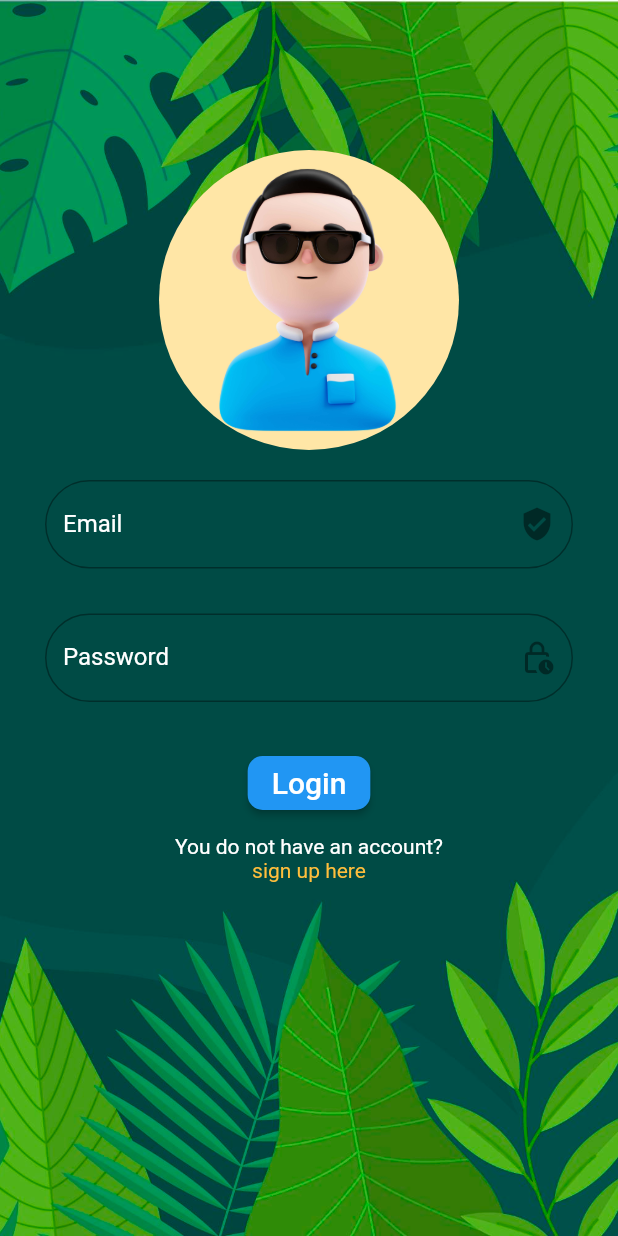
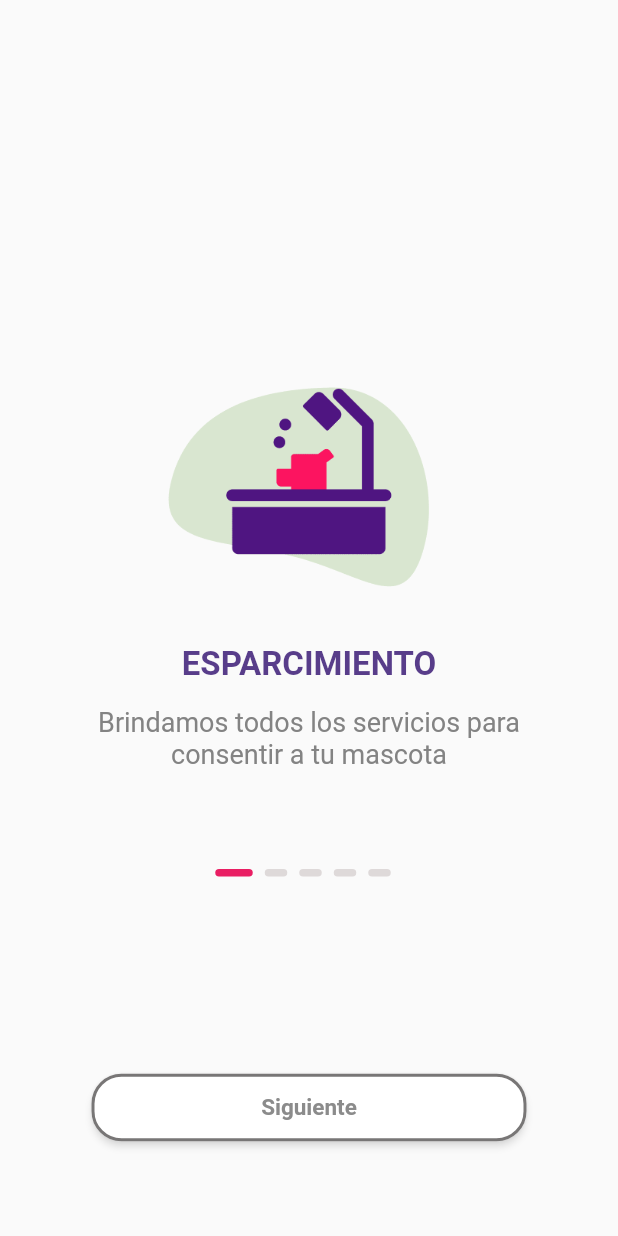
Before and after one commit to 203718/Flutter, a Flutter app: the screen it shows after launch, on a phone screen of 412 x 824 dp. Run offline on Flutter 3.47's test engine with Material 2 defaults, Android fonts, the phone set to English and light mode, and no system bars.

Commit message:
upload OnBoarding

```diff
--- a/lib/main.dart
+++ b/lib/main.dart
@@ -1,5 +1,6 @@
 import 'package:flutter/material.dart';
 import 'package:login/pages/login.dart';
+import 'package:login/screens/onboarding/body_bording.dart';
 
 void main() {
   runApp(const MyApp());
@@ -13,7 +14,7 @@ class MyApp extends StatelessWidget {
       title: 'Mi primera aplicacion',
       initialRoute:'/' ,
       routes: {
-        '/': (context) => const Login(),
+        '/': (context) => const BodyBoarding(),
       },
     );
   }
--- a/lib/pages/login.dart
+++ b/lib/pages/login.dart
@@ -37,11 +37,12 @@ class Login extends StatelessWidget {
                         labelStyle: const TextStyle(color: Colors.white),
                         hintStyle: const TextStyle(color: Colors.white),
                         suffixIcon: const Icon(Icons.verified_user),
-                        border: OutlineInputBorder(
+
+                        enabledBorder: OutlineInputBorder(
                             borderRadius: BorderRadius.circular(70.0),
                             borderSide:const BorderSide(
                               color:Colors.white,
-                              width: 15.0,
+                              width: 0.0,
                               style:BorderStyle.solid
                             )
                             ),
@@ -55,11 +56,17 @@ class Login extends StatelessWidget {
                       decoration: InputDecoration(
                         hintText: 'Password',
                         labelText: 'Password',
-                        labelStyle: TextStyle(color: Colors.white),
-                        hintStyle: TextStyle(color: Colors.white),
+                        labelStyle: const TextStyle(color: Colors.white),
+                        hintStyle: const TextStyle(color: Colors.white),
                         suffixIcon: const Icon(Icons.lock_clock_outlined),
-                        border: OutlineInputBorder(
-                            borderRadius: BorderRadius.circular(70.0)),
+                        enabledBorder: OutlineInputBorder(
+                            borderRadius: BorderRadius.circular(70.0),
+                            borderSide:const BorderSide(
+                              color:Colors.white,
+                              width: 0.0,
+                              style:BorderStyle.solid
+                            )
+                            ),
                       ),
                     ),
                   ),
--- /dev/null
+++ b/lib/screens/onboarding/body_bording.dart
@@ -0,0 +1,16 @@
+import 'package:flutter/material.dart';
+import 'package:login/screens/onboarding/components/onboardin.dart';
+
+class BodyBoarding extends StatefulWidget {
+  const BodyBoarding({super.key});
+
+  @override
+  State<BodyBoarding> createState() => BodyBoardingState();
+}
+
+class BodyBoardingState extends State<BodyBoarding> {
+  @override
+  Widget build(BuildContext context) {
+    return const Scaffold(body: Onboarding(),);
+  }
+}
--- /dev/null
+++ b/lib/screens/onboarding/components/content_boarding.dart
@@ -0,0 +1,34 @@
+import 'package:flutter/material.dart';
+
+class ContentBoarding extends StatelessWidget {
+  const ContentBoarding({super.key, this.title, this.title2, this.img});
+  final String? title, title2, img;
+
+  @override
+  Widget build(BuildContext context) {
+    return Column(
+      children: [
+        Container(
+          margin: const EdgeInsets.only(bottom: 15),
+          width: 200,
+          height: 200,
+          child: Image.asset(img!),
+        ),
+        Container(
+          margin: const EdgeInsets.only(bottom: 15),
+          child: Text(title!, style: const TextStyle(
+            color: Color.fromARGB(255, 88, 61, 138), fontSize: 22, fontWeight: FontWeight.bold,
+            ),
+          ),
+        ),
+        Container(
+          width: 350,
+          margin: const EdgeInsets.only(bottom: 1),
+          child: Text(title2!, textAlign: TextAlign.center,
+          style: const TextStyle(fontSize: 18, color: Color.fromARGB(255, 131, 131, 131),),
+          ),
+        )
+      ]
+    );
+  }
+}
--- /dev/null
+++ b/lib/screens/onboarding/components/content_page.dart
@@ -0,0 +1,13 @@
+import 'package:flutter/material.dart';
+
+AnimatedContainer page({int? index, int? currentPage}) {
+  return AnimatedContainer(
+    duration: kThemeAnimationDuration,
+    margin: const EdgeInsets.only(right: 8.0),
+    height: 5,
+    width: currentPage == index ? 25 : 15,
+    decoration:
+        BoxDecoration(color: currentPage == index ? Colors.pink : Color.fromARGB(255, 222, 217, 217),
+        borderRadius: BorderRadius.circular(5.0)),
+  );
+}
--- /dev/null
+++ b/lib/screens/onboarding/components/onboardin.dart
@@ -0,0 +1,138 @@
+import 'package:flutter/material.dart';
+import 'package:login/pages/login.dart';
+import 'package:login/screens/onboarding/components/content_boarding.dart';
+import 'package:login/screens/onboarding/components/content_page.dart';
+
+class Onboarding extends StatefulWidget {
+  const Onboarding({super.key});
+
+  @override
+  State<Onboarding> createState() => _OnboardingState();
+}
+
+class _OnboardingState extends State<Onboarding> {
+  int currentPage = 0;
+  final PageController _pageController = PageController();
+  List<Map<dynamic, dynamic>> boardingData = [
+    {
+      'image': 'assets/images/B1.png',
+      'title': 'ESPARCIMIENTO',
+      'title2': 'Brindamos todos los servicios para consentir a tu mascota',
+    },
+    {
+      'image': 'assets/images/B2.png',
+      'title': 'ADOPCION',
+      'title2': 'nulla faucibus tellus ut odio scelerisque vitae molestie lectus feugiat',
+    },
+    {
+      'image': 'assets/images/B3.png',
+      'title': 'HOSPITALIDAD',
+      'title2': 'nulla faucibus tellus ut odio scelerisque vitae molestie lectus feugiat',
+    },
+    {
+      'image': 'assets/images/B4.png',
+      'title': 'VETERINARIA',
+      'title2': 'nulla faucibus tellus ut odio scelerisque vitae molestie lectus feugiat',
+    },
+    {
+      'image': 'assets/images/B5.png',
+      'title': 'TIENDA',
+      'title2': 'Compra todas las necesidades de tu mascota sin salir de casa',
+    }
+  ];
+   void _incrementCurrentPage() {
+    if (currentPage < boardingData.length) {
+          setState(() {
+      currentPage += 1;
+    });
+    _pageController.jumpToPage(currentPage);
+    }
+  }
+  @override
+   Widget build(BuildContext context) {
+    return SafeArea(
+        child: Column(
+      children: [
+        Expanded(
+            flex: 2,
+            child: Container(padding: const EdgeInsets.only(top:215),
+            child: PageView.builder(
+              controller: _pageController,
+              itemBuilder: (context, index) => ContentBoarding(
+                img: boardingData[index]['image'],
+                 title: boardingData[index]['title'],
+                title2: boardingData[index]['title2'],
+              ),
+              itemCount: boardingData.length,
+              onPageChanged: (value) {
+                setState(() {
+                  currentPage = value;
+                });
+              },
+            ),
+           )
+         ),
+        Expanded(flex: 1, child: Column(
+          children: [
+            Padding(padding: const EdgeInsets.only(top: 30),
+            child: Row(
+                mainAxisAlignment: MainAxisAlignment.center,
+                children:
+                  List.generate(
+                    boardingData.length,
+                    (index) => page(index: index, currentPage: currentPage),
+                    ),
+              ),
+            ),
+            Padding(
+              padding: const EdgeInsets.only(top: 130),
+              child: currentPage == boardingData.length - 1
+                ? ElevatedButton(onPressed: () {
+                  Navigator.push(
+                    context,
+                    MaterialPageRoute(builder: (context) => const Login())
+                  );
+                }, style: ElevatedButton.styleFrom(
+                  side: const BorderSide(
+                    width: 2,
+                    color: Color.fromARGB(255, 131, 161, 97),
+                  ),
+                  backgroundColor: const Color.fromARGB(255, 131, 161, 97),
+                  shadowColor: Colors.white,
+                  shape: RoundedRectangleBorder(
+                    borderRadius: BorderRadius.circular(20)
+                  ),
+                  fixedSize: const Size(290, 45)
+                ),
+                child:const Text('Continuar',
+                 style: TextStyle(fontSize: 15,
+                 fontWeight: FontWeight.bold,
+                 color: Colors.white),
+                ),
+                )
+                : ElevatedButton(onPressed: _incrementCurrentPage, style: ElevatedButton.styleFrom(
+                  side: const BorderSide(
+                    width: 2,
+                    color: Color.fromARGB(255, 120, 118, 118),
+                  ),
+                  foregroundColor: const Color.fromARGB(255, 139, 139, 139),
+                  backgroundColor: Colors.white,
+                  shadowColor: Colors.white,
+                  shape: RoundedRectangleBorder(
+                    borderRadius: BorderRadius.circular(20)
+                  ),
+                  fixedSize: const Size(290, 45)
+                ),
+                child:const Text('Siguiente',
+                 style: TextStyle(fontSize: 15,
+                  fontWeight: FontWeight.bold
+                  ),
+                ),
+          ),
+        ),
+         ],
+        )),
+    ],
+   ));
+  }
+}
--- a/pubspec.yaml
+++ b/pubspec.yaml
@@ -63,6 +63,11 @@ flutter:
   assets:
     - assets/images/user.jpg
     - assets/images/background.jpg
+    - assets/images/B1.png
+    - assets/images/B2.png
+    - assets/images/B3.png
+    - assets/images/B4.png
+    - assets/images/B5.png
   #   - images/a_dot_ham.jpeg
 
   # An image asset can refer to one or more resolution-specific "variants", see
```
Also changed, not shown: assets/images/B1.png (added), assets/images/B2.png (added), assets/images/B3.png (added), assets/images/B4.png (added), assets/images/B5.png (added).
